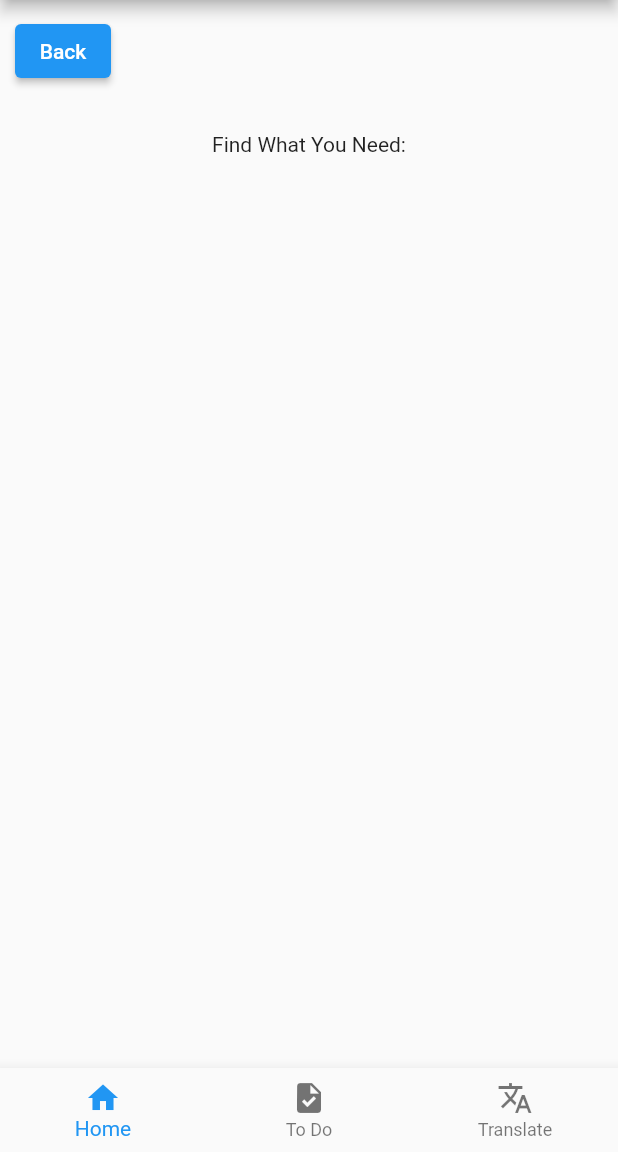
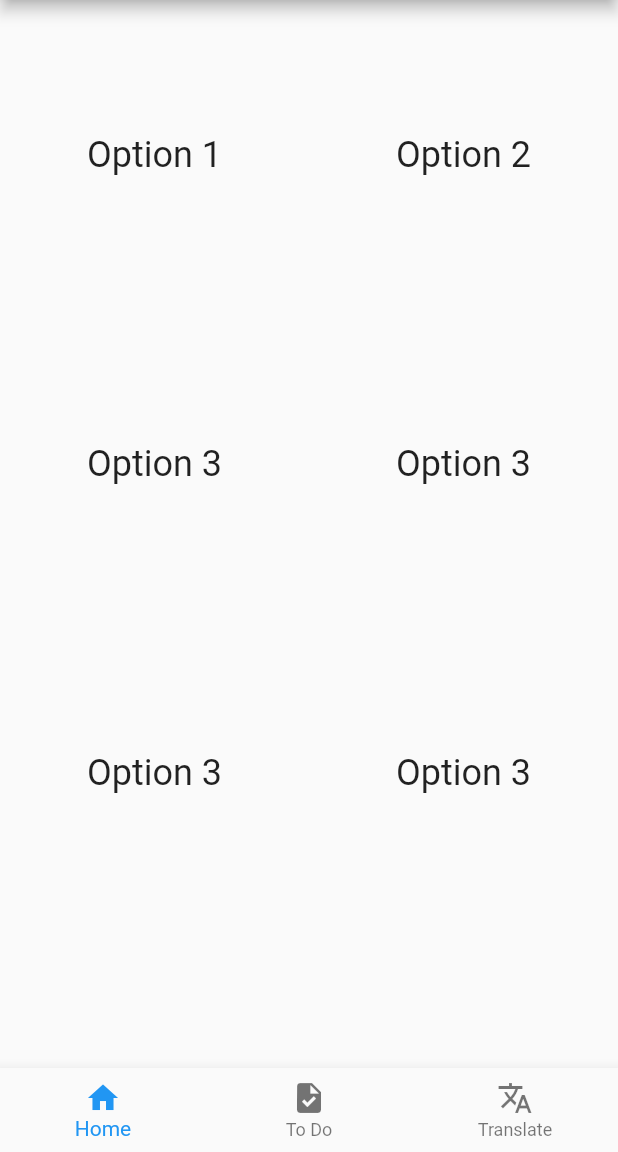
Before and after one commit to raquel-ro/refu_get, a Flutter app: the screen it shows after launch, on a phone screen of 412 x 824 dp, the part 84-1236 px from its top. Run offline on Flutter 3.47's test engine with Material 2 defaults, Android fonts, the phone set to English and light mode, and no system bars.

Commit message:
Giulliano's BRanch

```diff
--- a/lib/main.dart
+++ b/lib/main.dart
@@ -7,39 +7,29 @@ void main() {
 class MyApp extends StatelessWidget {
   const MyApp({Key? key}) : super(key: key);
 
+
+
   @override
   Widget build(BuildContext context) {
+    const List<String> options = ["Option 1","Option 2","Option 3","Option 3","Option 3","Option 3"];
     return MaterialApp(
       home: Scaffold(
         appBar: AppBar(
           title: const Text('Refu-Get'),
         ),
-        body: Column(
-          children: [
-            Container(
-              margin: const EdgeInsets.all(10.0),
-              alignment: Alignment.topLeft,
-              child:
-                  ElevatedButton(onPressed: () {}, child: const Text('Back')),
-            ),
-            Container(
-              margin: const EdgeInsets.all(20.0),
-              alignment: Alignment.topCenter,
-              child: const Text('Find What You Need:'),
-            ),
-            //Card(
-            //child: GridView(
-            //gridDelegate: const SliverGridDelegateWithFixedCrossAxisCount(
-            //crossAxisCount: 2),
-            //children: const <Widget>[
-            // FlutterLogo(),
-            // FlutterLogo(),
-            // FlutterLogo(),
-            // FlutterLogo(),
-            //],
-            //),
-            //),
-          ],
+        body: GridView.count(
+          // Create a grid with 2 columns. If you change the scrollDirection to
+          // horizontal, this produces 2 rows.
+          crossAxisCount: 2,
+          // Generate 100 widgets that display their index in the List.
+          children: List.generate(options.length, (index) {
+            return Center(
+              child: Text(
+                '${options[index]}',
+                style: Theme.of(context).textTheme.headline5,
+              ),
+            );
+          }),
         ),
         bottomNavigationBar: BottomNavigationBar(
           items: const [
--- a/pubspec.yaml
+++ b/pubspec.yaml
@@ -29,6 +29,7 @@ environment:
 dependencies:
   flutter:
     sdk: flutter
+  http: ^0.13.4
 
 
   # The following adds the Cupertino Icons font to your application.
```
Also changed, not shown: images/hospitalclipart.png (added), pubspec.lock.
